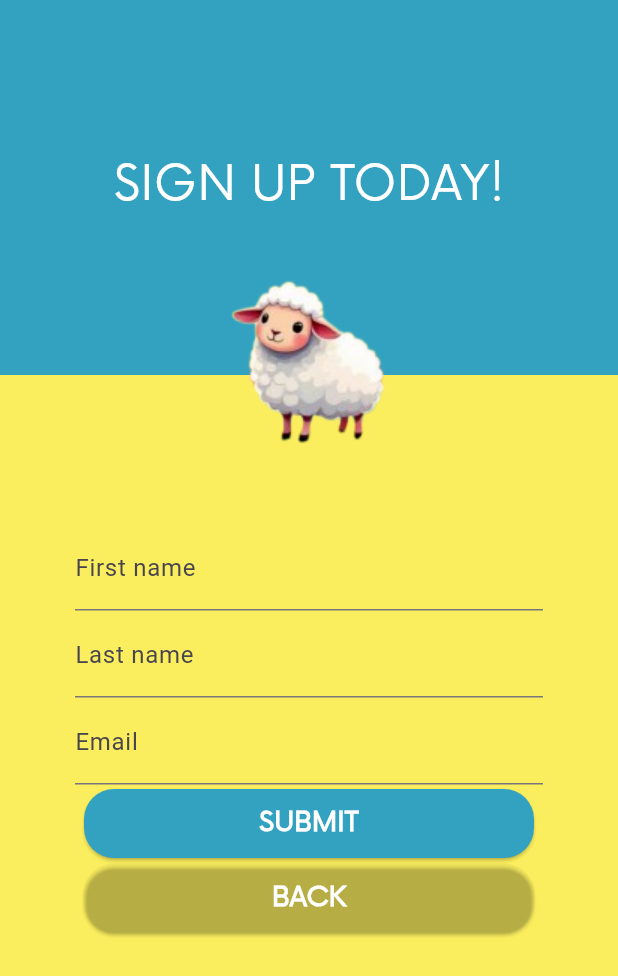
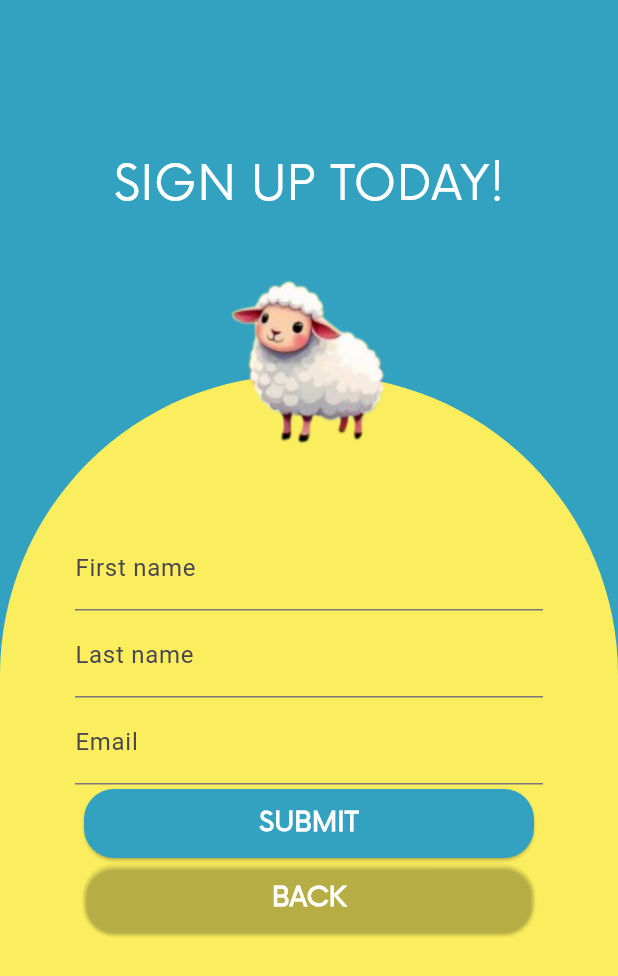
Before and after one commit to sean-xiao-zhao7/blacksheep, a Flutter app: the screen it shows after launch, after a tap on "REGISTER", after a tap on "CLICK HERE", on a phone screen of 412 x 824 dp. Shown: the top 976 px of the screen. Run offline on Flutter 3.47's test engine with Material 3 defaults, Android fonts, the phone set to English and light mode, and no system bars.

Commit message:
Add border radius to register screens

```diff
--- a/lib/screens/register/register_screen_2.dart
+++ b/lib/screens/register/register_screen_2.dart
@@ -30,7 +30,13 @@ class _RegisterScreenInitialState extends State<RegisterScreen2> {
               right: 50,
               bottom: 200,
             ),
-            decoration: BoxDecoration(color: Color(0xfffbee5e)),
+            decoration: BoxDecoration(
+              color: Color(0xfffbee5e),
+              borderRadius: BorderRadius.only(
+                topLeft: Radius.circular(200),
+                topRight: Radius.circular(200),
+              ),
+            ),
             child: Column(
               mainAxisAlignment: MainAxisAlignment.spaceAround,
               children: [
--- a/lib/screens/register/register_screen_initial.dart
+++ b/lib/screens/register/register_screen_initial.dart
@@ -31,7 +31,13 @@ class _RegisterScreenInitialState extends State<RegisterScreenInitial> {
               right: 50,
               bottom: 200,
             ),
-            decoration: BoxDecoration(color: Color(0xfffbee5e)),
+            decoration: BoxDecoration(
+              color: Color(0xfffbee5e),
+              borderRadius: BorderRadius.only(
+                topLeft: Radius.circular(200),
+                topRight: Radius.circular(200),
+              ),
+            ),
             child: Column(
               mainAxisAlignment: MainAxisAlignment.spaceAround,
               children: [
```
